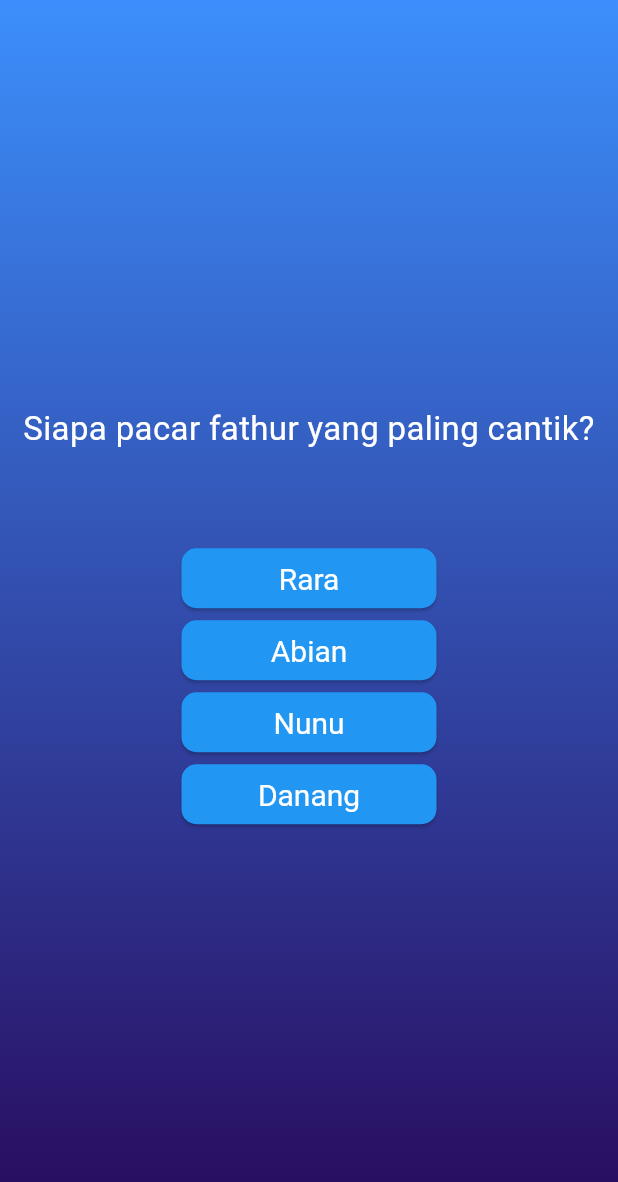
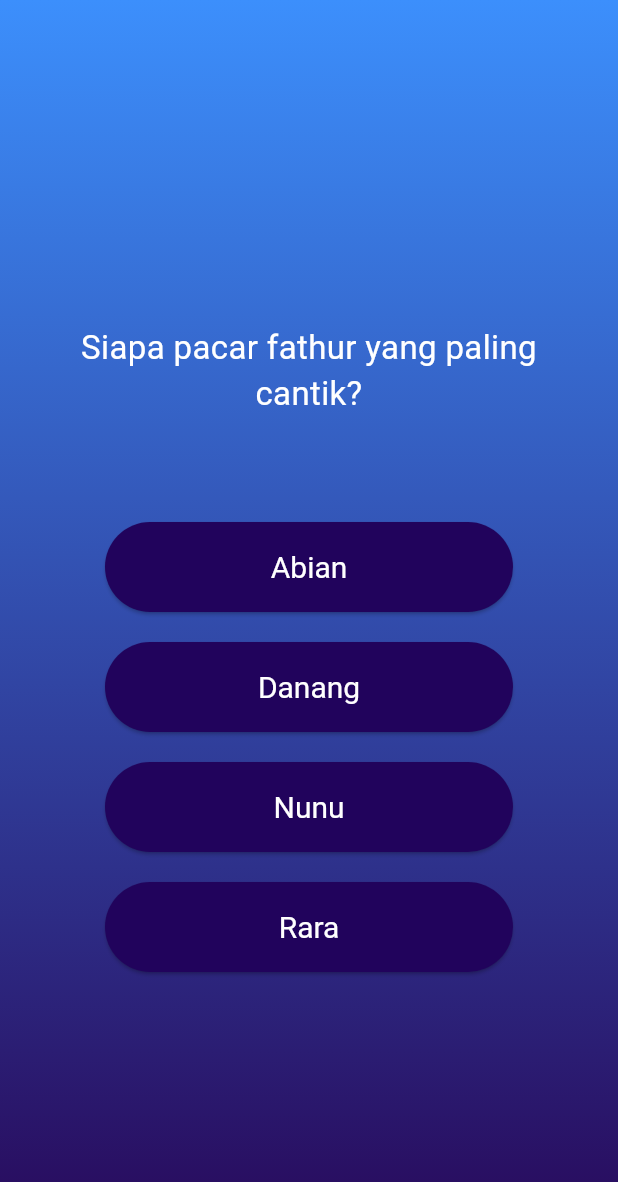
Before and after one commit to fathursyh/flutter_course_2, a Flutter app: the screen it shows after launch, after a tap on "Start Quiz", on a phone screen of 412 x 824 dp. Shown: the top 1182 px of the screen. Run offline on Flutter 3.47's test engine with Material 3 defaults, Android fonts, the light colour scheme and no system bars.

Commit message:
shuffling answers

```diff
--- a/lib/custom_widget/answer_button.dart
+++ b/lib/custom_widget/answer_button.dart
@@ -10,12 +10,12 @@ class AnswerButton extends StatelessWidget {
     return ElevatedButton(
       style: ElevatedButton.styleFrom(
           textStyle: const TextStyle(fontSize: 20),
-          fixedSize: const Size(170, 20),
+          fixedSize: const Size(170, 60),
           padding: const EdgeInsets.symmetric(vertical: 5, horizontal: 20),
-          backgroundColor: Colors.blue,
+          backgroundColor: Color.fromARGB(255, 33, 3, 92),
           foregroundColor: Colors.white,
           shape:
-              RoundedRectangleBorder(borderRadius: BorderRadius.circular(10))),
+              RoundedRectangleBorder(borderRadius: BorderRadius.circular(30))),
       onPressed: klikPilih,
       child: Text(teks),
     );
--- a/lib/model/quiz_question.dart
+++ b/lib/model/quiz_question.dart
@@ -3,4 +3,10 @@ class QuizQuestion {
 
   final String text;
   final List<String> answers;
+
+  List<String> getShuffledAnswers() {
+    final shuffle = List.of(answers);
+    shuffle.shuffle();
+    return shuffle;
+  }
 }
--- a/lib/questions.dart
+++ b/lib/questions.dart
@@ -16,27 +16,33 @@ class _QuestionState extends State<Questions> {
   Widget build(context) {
     final currentQuestion = questions[0];
 
-    return Column(
+    return Padding(
+      padding: const EdgeInsets.symmetric(horizontal: 40),
+      child: Column(
         mainAxisAlignment: MainAxisAlignment.center,
-      crossAxisAlignment: CrossAxisAlignment.center,
+        crossAxisAlignment: CrossAxisAlignment.stretch,
         children: [
-        Padding(
-          padding: const EdgeInsets.symmetric(horizontal: 10),
-          child: Text(
+          const SizedBox(
+            height: 50,
+          ),
+          Text(
               textAlign: TextAlign.center,
               currentQuestion.text,
               style: const TextStyle(
                 color: Colors.white,
                 fontSize: 22,
               )),
-        ),
           const SizedBox(
             height: 60,
           ),
-        ...currentQuestion.answers.map((answer) {
-          return AnswerButton(teks: answer, klikPilih: () {});
+          ...currentQuestion.getShuffledAnswers().map((answer) {
+            return Container(
+                margin:
+                    const EdgeInsets.symmetric(vertical: 10, horizontal: 30),
+                child: AnswerButton(teks: answer, klikPilih: () {}));
           }),
         ],
+      ),
     );
   }
 }
```
Lines whose indentation alone changed are shown as unchanged.
